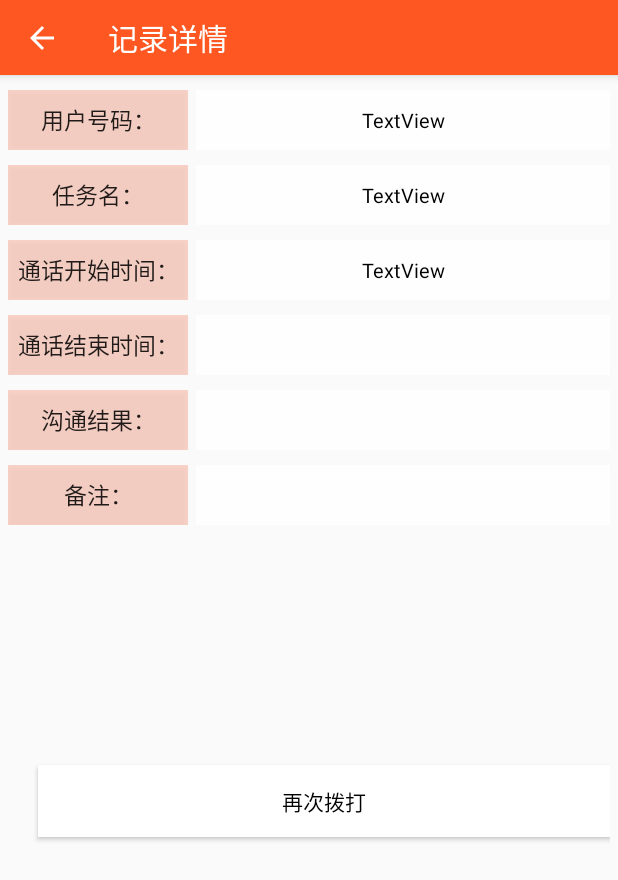
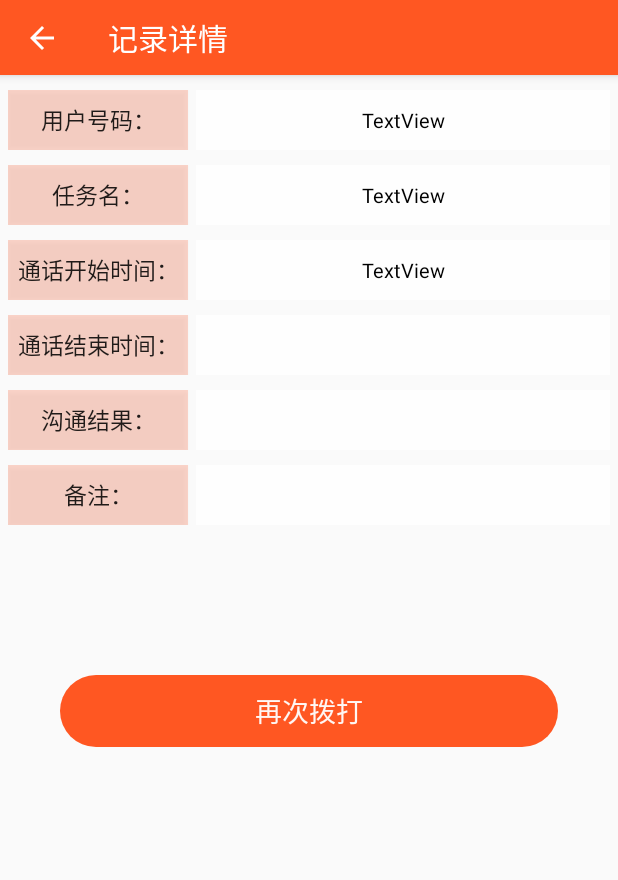
Before and after one commit to renw7/WoMarketing, an Android app: the CallDetailActivity screen opened directly, with no data from a screen before it, on a phone screen of 412 x 824 dp. Shown: the top 880 px of the screen. Run offline under Robolectric (Android 15) with nearby library versions, the phone set to English and light mode, and no system bars; 2 statements that could not run were skipped.

Commit message:
calldetail界面再次拨打修改

```diff
--- a/app/src/main/res/layout/activity_call_detail.xml
+++ b/app/src/main/res/layout/activity_call_detail.xml
@@ -3,7 +3,8 @@
     xmlns:app="http://schemas.android.com/apk/res-auto"
     android:layout_width="match_parent"
     android:layout_height="match_parent"
-    android:orientation="vertical">
+    android:orientation="vertical"
+   >
 
 
 
@@ -178,28 +179,19 @@
             android:textSize="13sp" />
     </LinearLayout>
 
+    <Button
+        android:id="@+id/detail_recall"
+        style="@style/ButtonStyle"
+        android:layout_width="match_parent"
+        android:layout_height="wrap_content"
+        android:layout_marginLeft="40dp"
+        android:layout_marginTop="100dp"
+        android:layout_marginRight="40dp"
+        android:background="@drawable/btlogon_shape"
+        android:text="再次拨打"
+        android:textColor="#F3FFFFFF"
 
-    <LinearLayout
-        android:layout_width="match_parent"
-        android:layout_height="316dp"
-        android:layout_marginLeft="5dp"
-        android:layout_marginTop="10dp"
-        android:layout_marginRight="5dp"
-        android:orientation="horizontal">
-
-
-
-        <Button
-            android:id="@+id/detail_recall"
-            android:layout_width="70dp"
-            android:layout_height="wrap_content"
-            android:layout_marginLeft="20dp"
-            android:layout_weight="1"
-            android:background="@color/white"
-            android:text="再次拨打"
-            android:layout_marginTop="150dp"
-            android:textColor="@color/black" />
-    </LinearLayout>
+        android:textSize="18sp" />
 
 
 </LinearLayout>
```
